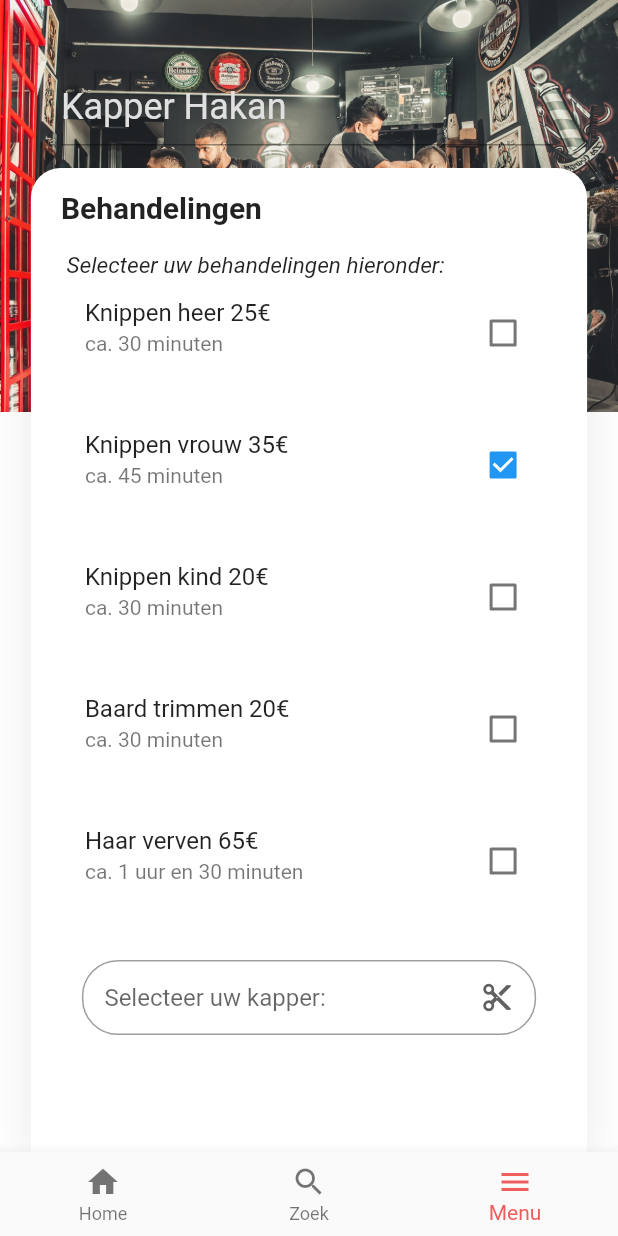
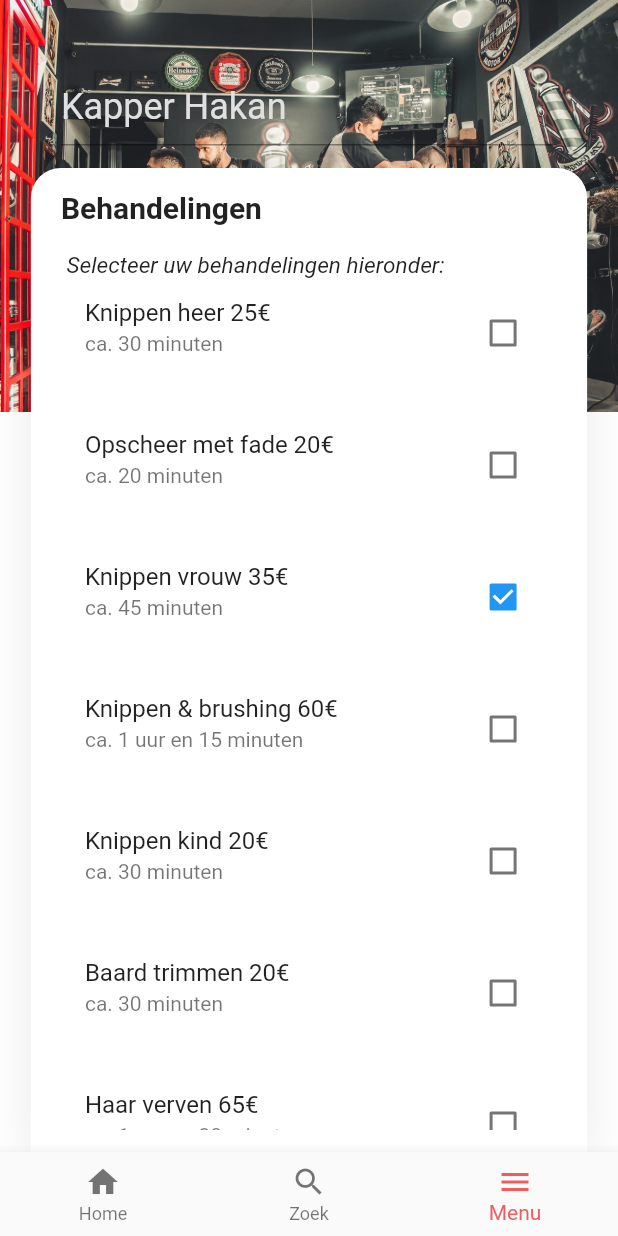
Before and after one commit to Squad-3/kniptoptijd-fe, a Flutter app: the screen it shows after launch, item 3 of the bottom bar chosen, after a tap on "Knippen vrouw 35€", on a phone screen of 412 x 824 dp. Run offline on Flutter 3.47's test engine with Material 2 defaults, Android fonts, the phone set to English and light mode, and no system bars.

Commit message:
feature/kapper_reserveren_selecteren

```diff
--- a/lib/screens/behandeling_overview.dart
+++ b/lib/screens/behandeling_overview.dart
@@ -1,6 +1,6 @@
 import 'package:flutter/cupertino.dart';
 import 'package:flutter/material.dart';
-import 'kapper_list/kapper_list.dart';
+import '../theme.dart' as Theme;
 
 class KappersBehandeling extends StatefulWidget {
   //de hele pagina valt onder class KapperOverview
@@ -30,6 +30,8 @@ class _KappersBehandelingState extends State<KappersBehandeling> {
   var _value2 = false;
   var _value3 = false;
   var _value4 = false;
+  var _value5 = false;
+  var _value6 = false;
   String valueChoose;
   List listItem = [
     'Geen voorkeur', 'Hakan', 'Bert', 'Milou', 'Arno', 'Jeroen', 'Stijn'
@@ -108,6 +110,7 @@ class _KappersBehandelingState extends State<KappersBehandeling> {
                               horizontal: 20,
                               vertical: 15,
                             ),
+                            child: SingleChildScrollView(
                               child: Column(
                                 //als ik meerdere children in een container zou willen hebben zou ik er een row/column van moeten maken
                                 crossAxisAlignment: CrossAxisAlignment.start,
@@ -142,8 +145,30 @@ class _KappersBehandelingState extends State<KappersBehandeling> {
                                         _value1 = value;
                                       });
                                     },
+                                    title: Text('Opscheer met fade 20€'),
+                                    subtitle: Text('ca. 20 minuten'),
+                                    isThreeLine: true,
+                                  ),
+                                  CheckboxListTile(
+                                    value: _value5,
+                                    onChanged: (value) {
+                                      setState(() {
+                                        _value5 = value;
+                                      });
+                                    },
                                     title: Text('Knippen vrouw 35€'),
                                     subtitle: Text('ca. 45 minuten'),
+                                    isThreeLine: true,
+                                  ),
+                                  CheckboxListTile(
+                                    value: _value6,
+                                    onChanged: (value) {
+                                      setState(() {
+                                        _value6 = value;
+                                      });
+                                    },
+                                    title: Text('Knippen & brushing 60€'),
+                                    subtitle: Text('ca. 1 uur en 15 minuten'),
                                     isThreeLine: true,
                                   ),
                                   CheckboxListTile(
@@ -212,7 +237,29 @@ class _KappersBehandelingState extends State<KappersBehandeling> {
                                       ),
                                     ),
                                   ),
+                                  FlatButton(
+                                      onPressed: () {
+
+                                      },
+                                      child: Align(
+                                        alignment: Alignment.bottomCenter,
+                                        child: Container(
+                                          padding: EdgeInsets.symmetric(horizontal: 14, vertical: 10),
+                                          decoration: BoxDecoration(
+                                            borderRadius: BorderRadius.circular(50),
+                                              color: Theme.data.primaryColor,
+                                            ),
+                                            child: Text(
+                                              "Reserveer",
+                                              style: TextStyle(
+                                                color: Colors.white,
+                                              ),
+                                            ),
+                                          ),
+                                      ),
+                                      ),
                                 ],
+                              ),
                             ),
                           ),
                         ),
```
Also changed, not shown: pubspec.lock, 13 other files. Lines whose indentation alone changed are shown as unchanged.
